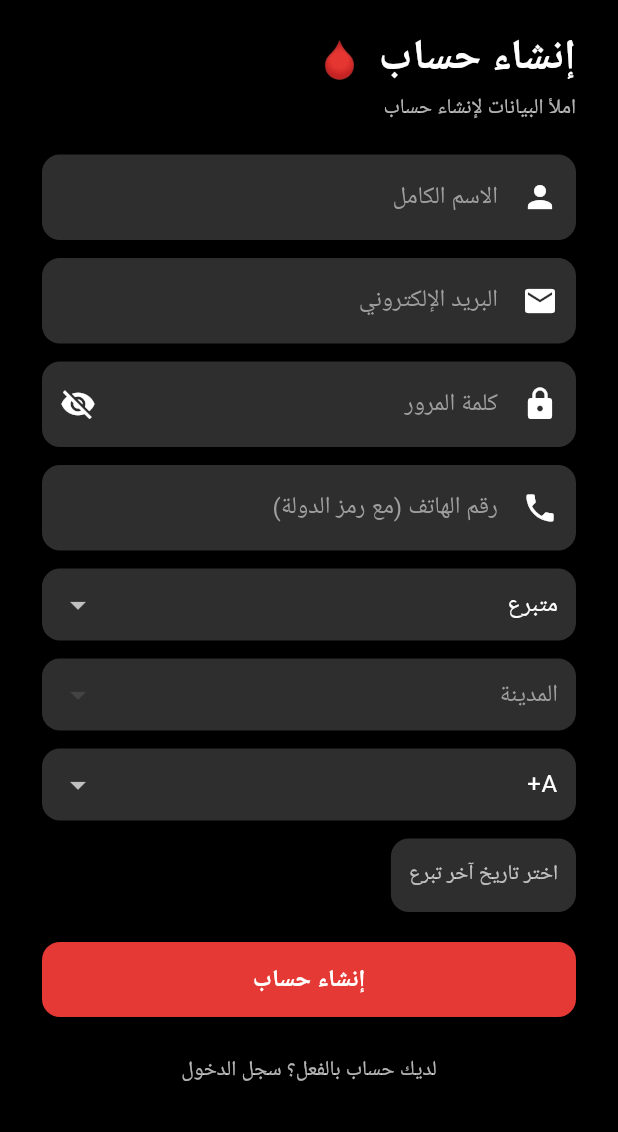
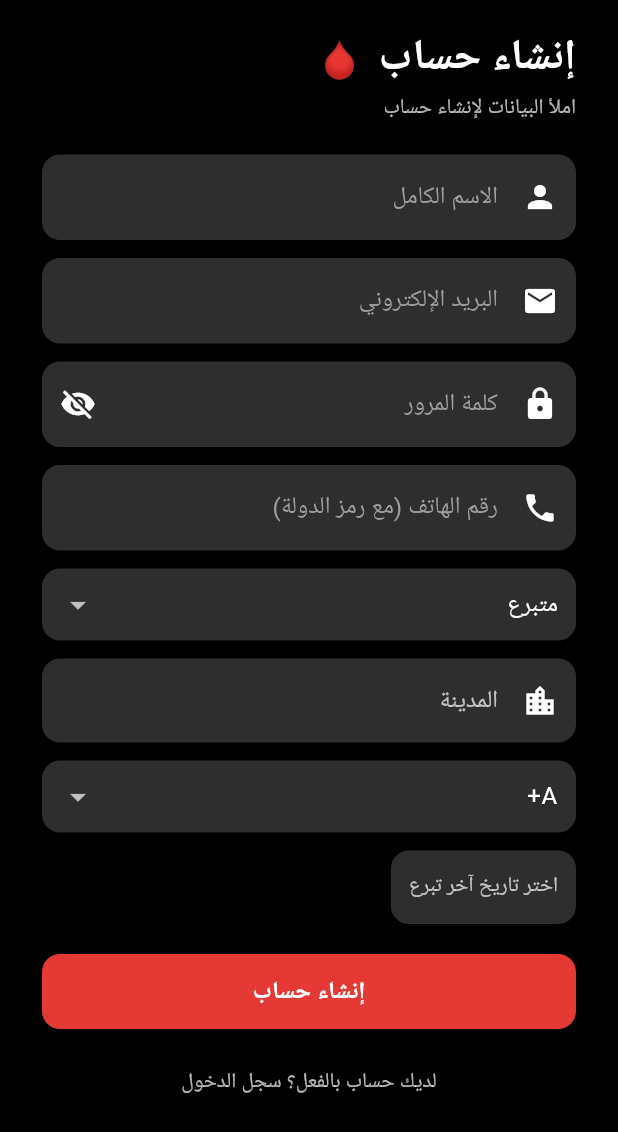
Before and after one commit to AlmohsenMyya/blood_donation, a Flutter app: the SignupScreen screen opened directly, on a phone screen of 412 x 824 dp. Shown: the top 1132 px of the screen. Run offline on Flutter 3.47's test engine with Material 3 defaults, Android fonts, the phone set to English and light mode, and no system bars; our stand-ins replace cloud_firestore, firebase_auth, firebase_core, firebase_messaging, flutter_riverpod, geolocator and 2 more; missing offline and left inert: mobile_scanner; accounts and stored records are empty.

Commit message:
Phase 5 : fix bugs

```diff
--- a/lib/l10n/app_localizations.dart
+++ b/lib/l10n/app_localizations.dart
@@ -1448,6 +1448,24 @@ abstract class AppLocalizations {
   /// **'Step 2 of 2: Scan Request'**
   String get step2Of2;
 
+  /// No description provided for @incomingRequests.
+  ///
+  /// In en, this message translates to:
+  /// **'Incoming Blood Requests'**
+  String get incomingRequests;
+
+  /// No description provided for @noRequestsFound.
+  ///
+  /// In en, this message translates to:
+  /// **'No requests found for your hospital'**
+  String get noRequestsFound;
+
+  /// No description provided for @invalidHospital.
+  ///
+  /// In en, this message translates to:
+  /// **'This request is for another hospital!'**
+  String get invalidHospital;
+
   /// No description provided for @adminDashboard.
   ///
   /// In en, this message translates to:
@@ -1466,6 +1484,42 @@ abstract class AppLocalizations {
   /// **'Manage Cities'**
   String get manageCities;
 
+  /// No description provided for @manageHospitals.
+  ///
+  /// In en, this message translates to:
+  /// **'Manage Hospitals'**
+  String get manageHospitals;
+
+  /// No description provided for @addHospital.
+  ///
+  /// In en, this message translates to:
+  /// **'Add Hospital'**
+  String get addHospital;
+
+  /// No description provided for @hospitalAdded.
+  ///
+  /// In en, this message translates to:
+  /// **'Hospital added successfully!'**
+  String get hospitalAdded;
+
+  /// No description provided for @hospitalDeleted.
+  ///
+  /// In en, this message translates to:
+  /// **'Hospital deleted successfully!'**
+  String get hospitalDeleted;
+
+  /// No description provided for @noHospitalsFound.
+  ///
+  /// In en, this message translates to:
+  /// **'No hospitals found'**
+  String get noHospitalsFound;
+
+  /// No description provided for @selectCity.
+  ///
+  /// In en, this message translates to:
+  /// **'Select City'**
+  String get selectCity;
+
   /// No description provided for @createAdmin.
   ///
   /// In en, this message translates to:
@@ -1507,6 +1561,30 @@ abstract class AppLocalizations {
   /// In en, this message translates to:
   /// **'Hospital Admin created successfully!'**
   String get adminCreated;
+
+  /// No description provided for @adminDeleted.
+  ///
+  /// In en, this message translates to:
+  /// **'Hospital Admin deleted successfully!'**
+  String get adminDeleted;
+
+  /// No description provided for @adminUpdated.
+  ///
+  /// In en, this message translates to:
+  /// **'Hospital Admin updated successfully!'**
+  String get adminUpdated;
+
+  /// No description provided for @editAdmin.
+  ///
+  /// In en, this message translates to:
+  /// **'Edit Admin'**
+  String get editAdmin;
+
+  /// No description provided for @noAdminsFound.
+  ///
+  /// In en, this message translates to:
+  /// **'No hospital admins found'**
+  String get noAdminsFound;
 
   /// No description provided for @noCitiesFound.
   ///
--- a/lib/screens/admin/admin_dashboard.dart
+++ b/lib/screens/admin/admin_dashboard.dart
@@ -159,7 +159,7 @@ class _HospitalAdminManagerState extends State<HospitalAdminManager> {
                   ScaffoldMessenger.of(context).showSnackBar(SnackBar(content: Text(l10n.adminUpdated)));
                 }
               },
-              child: Text(l10n.save),
+              child: Text(l10n.saveChanges),
             ),
           ],
         ),
--- a/lib/screens/auth/sign_up_screen.dart
+++ b/lib/screens/auth/sign_up_screen.dart
@@ -244,6 +244,7 @@ class _SignupScreenState extends ConsumerState<SignupScreen> {
                 const SizedBox(height: 12),
 
                 // City dropdown (Dynamic)
+                // داخل ملف SignupScreen في مكان حقل المدينة
                 StreamBuilder<QuerySnapshot>(
                   stream: FirebaseFirestore.instance.collection('cities').orderBy('name').snapshots(),
                   builder: (context, snapshot) {
@@ -252,6 +253,19 @@ class _SignupScreenState extends ConsumerState<SignupScreen> {
                       cities = snapshot.data!.docs.map((d) => d['name'] as String).toList();
                     }
 
+                    // الحالة الاحترافية: إذا كانت القائمة فارغة، اظهر حقل نصي (للتهيئة لأول مرة)
+                    if (cities.isEmpty) {
+                      return TextFormField(
+                        onChanged: (v) => setState(() => _selectedCity = v),
+                        decoration: InputDecoration(
+                          labelText: l10n.city,
+                          hintText: "Enter your city (Initial Setup)",
+                          prefixIcon: const Icon(Icons.location_city),
+                        ),
+                      );
+                    }
+
+                    // الحالة العادية: اظهر قائمة الاختيار
                     return Container(
                       padding: const EdgeInsets.symmetric(horizontal: 12),
                       decoration: BoxDecoration(
--- a/lib/screens/hospital/hospital_dashboard.dart
+++ b/lib/screens/hospital/hospital_dashboard.dart
@@ -96,7 +96,7 @@ class HospitalDashboard extends ConsumerWidget {
                                   else
                                     const Icon(Icons.pending, color: Colors.orange),
                                   Text(
-                                    isDone ? l10n.done : (isVerified ? "Verified" : l10n.pending),
+                                    isDone ? l10n.statusDone : (isVerified ? "Verified" : l10n.statusPending),
                                     style: TextStyle(
                                       fontSize: 10,
                                       color: isDone ? AppColors.success : (isVerified ? Colors.blue : Colors.orange),
```
Also changed, not shown: lib/l10n/app_localizations_ar.dart (+39 -0 lines), lib/l10n/app_localizations_en.dart (+39 -0 lines).
